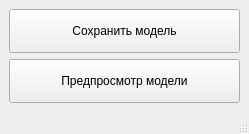
Qt form resources/main_window.ui (ildarnot/cadquery_with_segmentation_fault) before a commit.
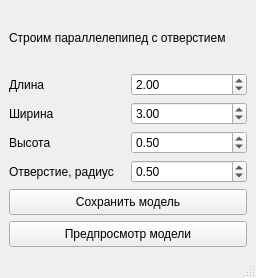
The same form after that commit.

Commit message: Обновил ui у main_window

```diff
--- a/resources/main_window.ui
+++ b/resources/main_window.ui
@@ -6,16 +6,85 @@
    <rect>
     <x>0</x>
     <y>0</y>
-    <width>249</width>
-    <height>134</height>
+    <width>256</width>
+    <height>278</height>
    </rect>
   </property>
   <property name="windowTitle">
    <string>Главное окно приложения</string>
   </property>
   <widget class="QWidget" name="centralwidget">
+   <layout class="QGridLayout" name="gridLayout_3">
+    <item row="0" column="0">
+     <layout class="QGridLayout" name="gridLayout_2">
+      <item row="0" column="0">
+       <widget class="QLabel" name="label">
+        <property name="text">
+         <string>Строим параллелепипед с отверстием</string>
+        </property>
+       </widget>
+      </item>
+      <item row="1" column="0">
    <layout class="QGridLayout" name="gridLayout">
     <item row="0" column="0">
+         <widget class="QLabel" name="label_4">
+          <property name="text">
+           <string>Длина</string>
+          </property>
+         </widget>
+        </item>
+        <item row="0" column="1">
+         <widget class="QDoubleSpinBox" name="length_doubleSpinBox">
+          <property name="value">
+           <double>2.000000000000000</double>
+          </property>
+         </widget>
+        </item>
+        <item row="1" column="0">
+         <widget class="QLabel" name="label_2">
+          <property name="text">
+           <string>Ширина</string>
+          </property>
+         </widget>
+        </item>
+        <item row="1" column="1">
+         <widget class="QDoubleSpinBox" name="width_doubleSpinBox">
+          <property name="value">
+           <double>3.000000000000000</double>
+          </property>
+         </widget>
+        </item>
+        <item row="2" column="0">
+         <widget class="QLabel" name="label_3">
+          <property name="text">
+           <string>Высота</string>
+          </property>
+         </widget>
+        </item>
+        <item row="2" column="1">
+         <widget class="QDoubleSpinBox" name="height_doubleSpinBox">
+          <property name="value">
+           <double>0.500000000000000</double>
+          </property>
+         </widget>
+        </item>
+        <item row="3" column="0">
+         <widget class="QLabel" name="label_5">
+          <property name="text">
+           <string>Отверстие, радиус</string>
+          </property>
+         </widget>
+        </item>
+        <item row="3" column="1">
+         <widget class="QDoubleSpinBox" name="radius_doubleSpinBox">
+          <property name="value">
+           <double>0.500000000000000</double>
+          </property>
+         </widget>
+        </item>
+       </layout>
+      </item>
+      <item row="2" column="0">
      <layout class="QVBoxLayout" name="verticalLayout">
       <item>
        <widget class="QPushButton" name="pushButton">
@@ -46,6 +115,8 @@
      </layout>
     </item>
    </layout>
+    </item>
+   </layout>
   </widget>
   <widget class="QMenuBar" name="menubar">
    <property name="geometry">
```
Left out of the diff: 2 changed lines with no effect on the pictures. Lines whose indentation alone changed are shown as unchanged. The commit also changes 1 other file.
